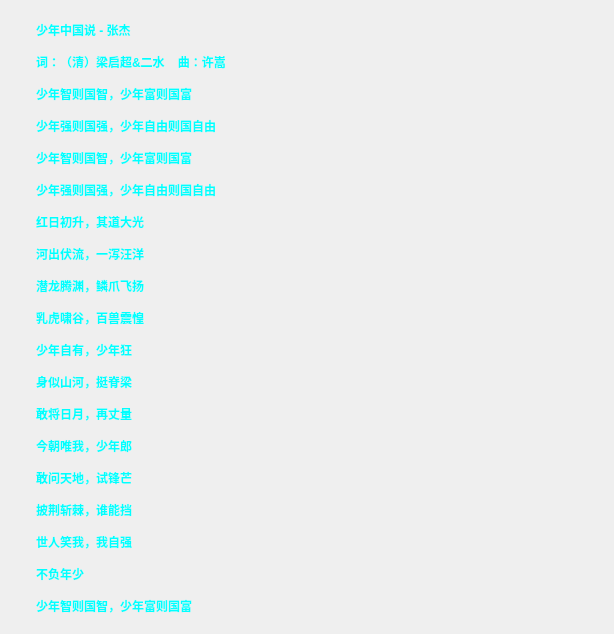
huizhang556/pc-video-player, file VideoPlayer/musicmodels/CusLabel.ui: the form before one commit.
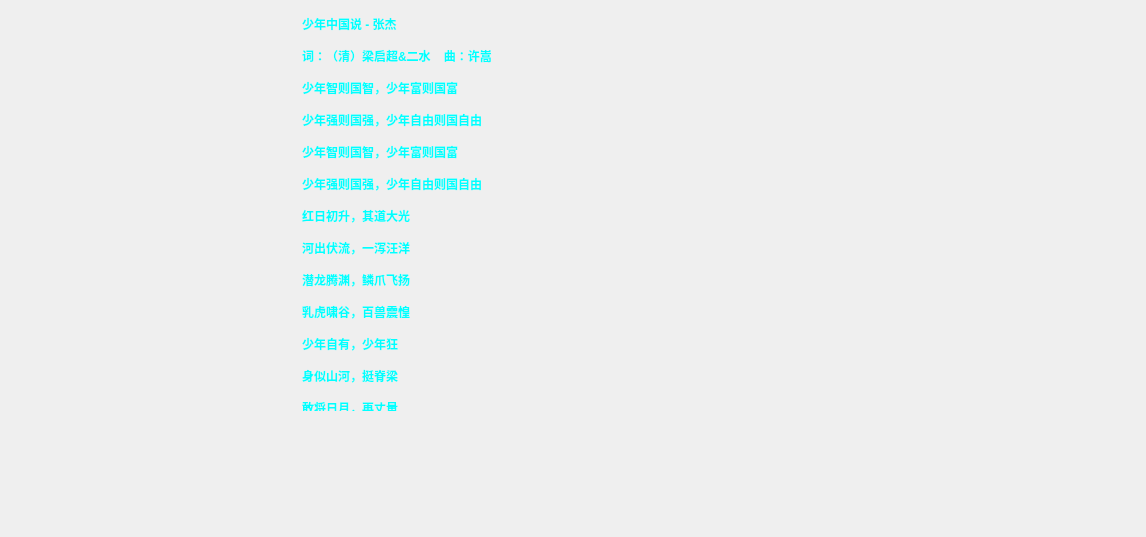
The form after the commit. Custom widgets are drawn as their Qt base class.

Diff of the .ui file:
```diff
--- a/VideoPlayer/musicmodels/CusLabel.ui
+++ b/VideoPlayer/musicmodels/CusLabel.ui
@@ -6,8 +6,8 @@
    <rect>
     <x>0</x>
     <y>0</y>
-    <width>614</width>
-    <height>634</height>
+    <width>1146</width>
+    <height>509</height>
    </rect>
   </property>
   <property name="windowTitle">
@@ -17,8 +17,14 @@
    <string notr="true"/>
   </property>
   <layout class="QVBoxLayout" name="verticalLayout_2">
+   <property name="bottomMargin">
+    <number>0</number>
+   </property>
    <item>
     <layout class="QVBoxLayout" name="verticalLayout">
+     <property name="spacing">
+      <number>0</number>
+     </property>
      <item>
       <spacer name="verticalSpacer">
        <property name="orientation">
@@ -39,9 +45,12 @@
          <property name="orientation">
           <enum>Qt::Horizontal</enum>
          </property>
+         <property name="sizeType">
+          <enum>QSizePolicy::Maximum</enum>
+         </property>
          <property name="sizeHint" stdset="0">
           <size>
-           <width>40</width>
+           <width>100</width>
            <height>20</height>
           </size>
          </property>
@@ -51,8 +60,8 @@
         <widget class="QPlainTextEdit" name="plainTextEdit">
          <property name="minimumSize">
           <size>
-           <width>550</width>
-           <height>600</height>
+           <width>500</width>
+           <height>400</height>
           </size>
          </property>
          <property name="maximumSize">
@@ -169,9 +178,12 @@
          <property name="orientation">
           <enum>Qt::Horizontal</enum>
          </property>
+         <property name="sizeType">
+          <enum>QSizePolicy::Maximum</enum>
+         </property>
          <property name="sizeHint" stdset="0">
           <size>
-           <width>40</width>
+           <width>100</width>
            <height>20</height>
           </size>
          </property>
@@ -194,8 +206,130 @@
      </item>
     </layout>
    </item>
+   <item>
+    <widget class="QWidget" name="widget_wave" native="true">
+     <property name="minimumSize">
+      <size>
+       <width>0</width>
+       <height>120</height>
+      </size>
+     </property>
+     <property name="maximumSize">
+      <size>
+       <width>16777215</width>
+       <height>120</height>
+      </size>
+     </property>
+     <layout class="QHBoxLayout" name="horizontalLayout_2">
+      <property name="spacing">
+       <number>0</number>
+      </property>
+      <property name="leftMargin">
+       <number>0</number>
+      </property>
+      <property name="topMargin">
+       <number>0</number>
+      </property>
+      <property name="rightMargin">
+       <number>10</number>
+      </property>
+      <property name="bottomMargin">
+       <number>0</number>
+      </property>
+      <item>
+       <spacer name="horizontalSpacer_3">
+        <property name="orientation">
+         <enum>Qt::Horizontal</enum>
+        </property>
+        <property name="sizeType">
+         <enum>QSizePolicy::Expanding</enum>
+        </property>
+        <property name="sizeHint" stdset="0">
+         <size>
+          <width>150</width>
+          <height>20</height>
+         </size>
+        </property>
+       </spacer>
+      </item>
+      <item>
+       <widget class="WaveLabel" name="label_wave_L">
+        <property name="minimumSize">
+         <size>
+          <width>500</width>
+          <height>118</height>
+         </size>
+        </property>
+        <property name="maximumSize">
+         <size>
+          <width>500</width>
+          <height>118</height>
+         </size>
+        </property>
+        <property name="styleSheet">
+         <string notr="true">#label_wave_L
+{
+background-color: rgba(183, 183, 183,0.0);
+}</string>
+        </property>
+        <property name="text">
+         <string/>
+        </property>
+       </widget>
+      </item>
+      <item>
+       <widget class="WaveLabel" name="label_wave_R">
+        <property name="minimumSize">
+         <size>
+          <width>500</width>
+          <height>118</height>
+         </size>
+        </property>
+        <property name="maximumSize">
+         <size>
+          <width>500</width>
+          <height>118</height>
+         </size>
+        </property>
+        <property name="styleSheet">
+         <string notr="true">#label_wave_R
+{
+background-color: rgba(183, 183, 183,0.0);
+}</string>
+        </property>
+        <property name="text">
+         <string/>
+        </property>
+       </widget>
+      </item>
+      <item>
+       <spacer name="horizontalSpacer_4">
+        <property name="orientation">
+         <enum>Qt::Horizontal</enum>
+        </property>
+        <property name="sizeType">
+         <enum>QSizePolicy::Expanding</enum>
+        </property>
+        <property name="sizeHint" stdset="0">
+         <size>
+          <width>150</width>
+          <height>20</height>
+         </size>
+        </property>
+       </spacer>
+      </item>
+     </layout>
+    </widget>
+   </item>
   </layout>
  </widget>
+ <customwidgets>
+  <customwidget>
+   <class>WaveLabel</class>
+   <extends>QLabel</extends>
+   <header>musicmodels/WaveLabel.h</header>
+  </customwidget>
+ </customwidgets>
  <resources/>
  <connections/>
 </ui>
```
